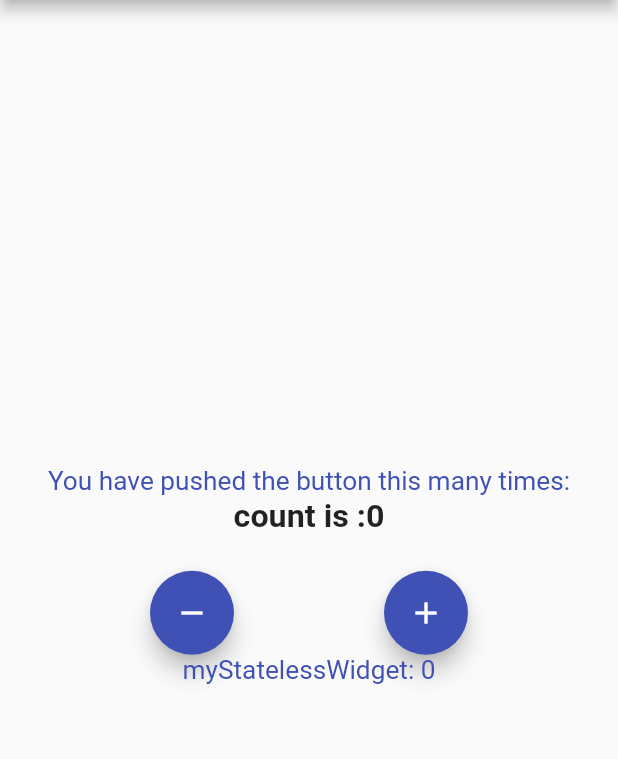
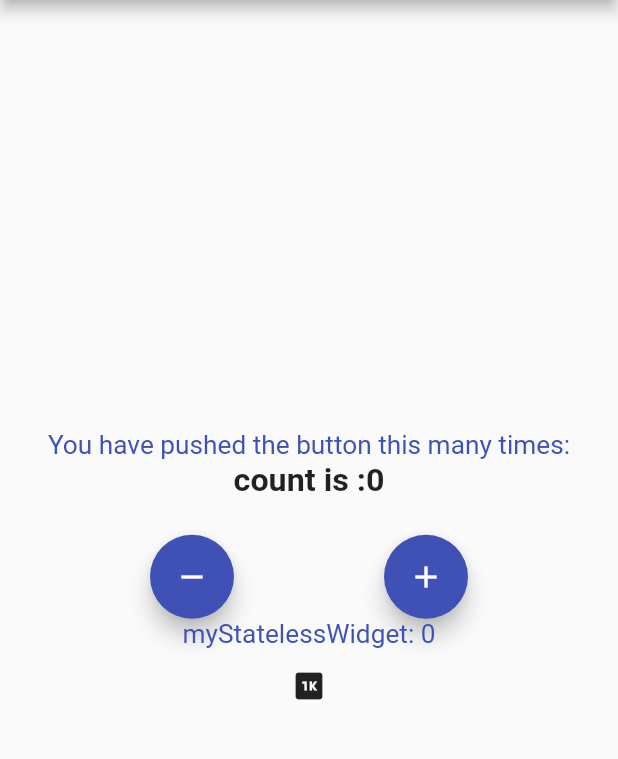
Before and after one commit to seriCodes/imdSoft, a Flutter app: the screen it shows after launch, on a phone screen of 412 x 824 dp, the part 84-843 px from its top. Run offline on Flutter 3.47's test engine with Material 2 defaults, Android fonts, the phone set to English and light mode, and no system bars; our stand-ins replace bloc, flutter_bloc, form_field_validator, image_picker.

```diff
--- a/lib/main.dart
+++ b/lib/main.dart
@@ -9,11 +9,23 @@ void main() {
   runApp(MyApp());
 }
 
-class MyApp extends StatelessWidget {
+class MyApp extends StatefulWidget {
+  @override
+  _MyAppState createState() => _MyAppState();
+}
+
+
+class _MyAppState extends State<MyApp> {
+     final CounterCubit _counterCubit = CounterCubit();
+
+  @override
+void dispose() {
+  _counterCubit.close();
+  super.dispose();
+}
   @override
   Widget build(BuildContext context) {
     return MaterialApp(
-
       title: 'bloc demo',
       theme: ThemeData(
         primarySwatch: Colors.indigo,
@@ -30,18 +42,21 @@ class MyApp extends StatelessWidget {
           ),
         ),
       ),
-        home: BlocProvider<CounterCubit>(
-          create: (context) => CounterCubit(),
-          child: MyHomePage(title: 'bloc Demo Home Page'),
-        ),
-        // initialRoute:'./',
-        // routes: {
-        //   './':(ctx) =>BlocProvider<CounterCubit>(
+      // home: BlocProvider<CounterCubit>(
       //   create: (context) => CounterCubit(),
       //   child: MyHomePage(title: 'bloc Demo Home Page'),
       // ),
-          // MyStaelessScreen.routeName: (ctx) => MyStaelessScreen(),
-        // },
+      initialRoute: './',
+      routes: {
+        './': (ctx) => BlocProvider.value(
+              value: _counterCubit,
+              child: MyHomePage(title: 'bloc Demo Home Page'),
+            ),
+        MyStaelessScreen.routeName: (ctx) => BlocProvider.value(
+              value: _counterCubit,
+              child: MyStaelessScreen(),
+            ),
+      },
     );
     //
   }
--- a/lib/playgroung/bloc/myHome.dart
+++ b/lib/playgroung/bloc/myHome.dart
@@ -81,9 +81,9 @@ class _MyHomePageState extends State<MyHomePage> {
               ],
             ),
             myStatelessWidget(),
-// IconButton(onPressed: (){
-//   Navigator.of(context).pushNamed(MyStaelessScreen.routeName);
-// }, icon: Icon(Icons.one_k))
+IconButton(onPressed: (){
+  Navigator.of(context).pushNamed(MyStaelessScreen.routeName);
+}, icon: Icon(Icons.one_k))
           ],
         ),
       ),
```
Also changed, not shown: lib/playgroung/bloc/statelessScreenOne.dart (+39 -7 lines). Lines whose indentation alone changed are shown as unchanged.
